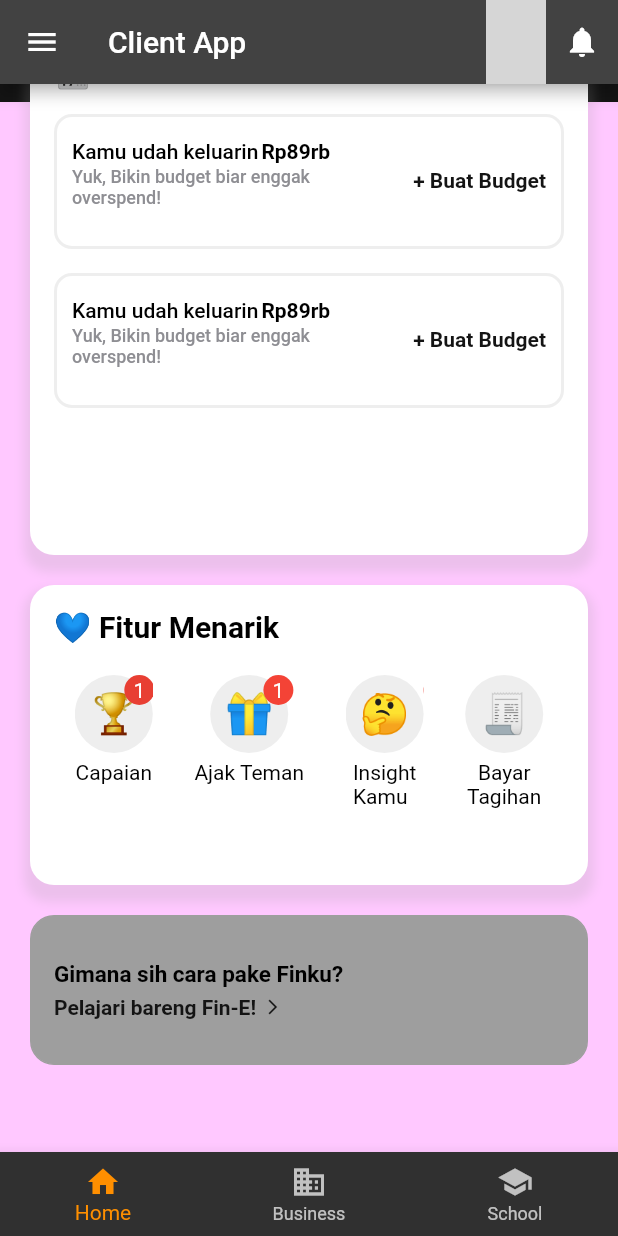
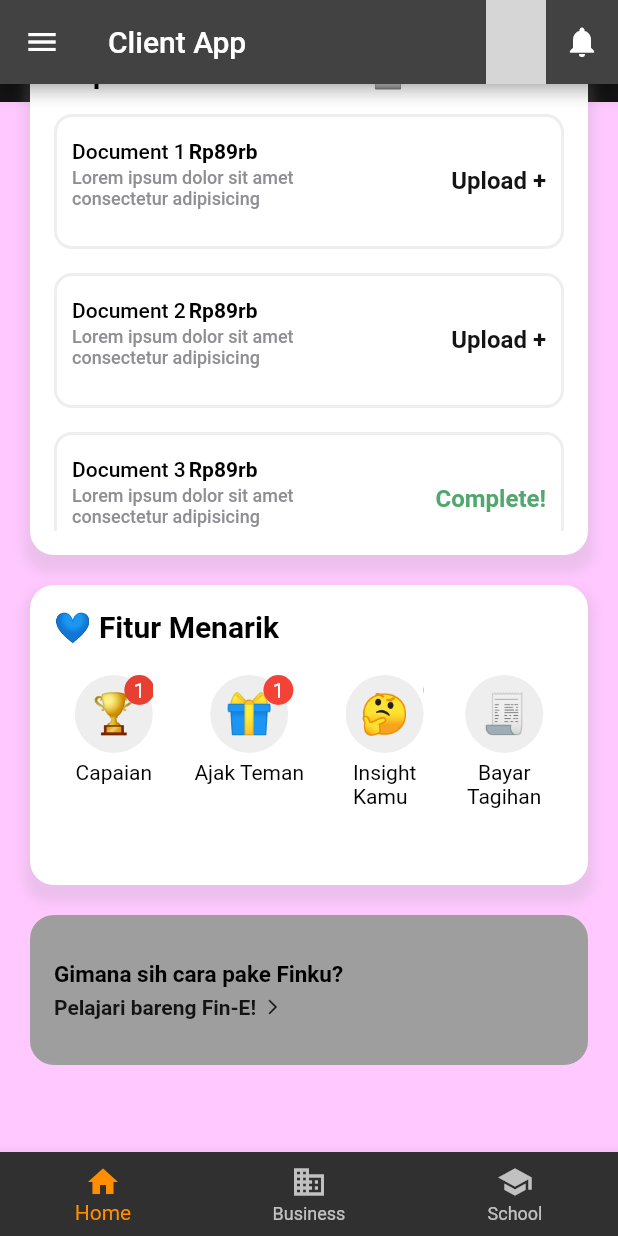
Before and after one commit to AlulaLeak/client-financing-application, a Flutter app: the screen it shows once a user with an empty profile is signed in, scrolled down 388 dp, on a phone screen of 412 x 824 dp. Run offline on Flutter 3.47's test engine with Material 2 defaults, Android fonts, the phone set to English and light mode, and no system bars; our stand-ins replace firebase_auth, firebase_core; missing offline and left inert: flutterfire_ui; accounts and stored records are empty; network calls fail; statements that could not run were skipped; grey boxes are pictures that could not be loaded.

Commit message:
uploadeddocument card list adjustment - made dividers not by index but by using listview.separated instead. this way I can make index match array

```diff
--- a/lib/widgets/client_homepage/document_status_card.dart
+++ b/lib/widgets/client_homepage/document_status_card.dart
@@ -27,22 +27,20 @@ class DocumentStatusCard extends StatelessWidget {
             ),
           ),
         ),
-        child: ListView.builder(
-            itemCount: 5,
+        child: ListView.separated(
+            separatorBuilder: (context, index) {
+              return const Divider();
+            },
+            itemCount: 12,
             itemBuilder: (BuildContext ctxt, int index) {
               if (index == 0) {
                 return const Text(
-                  '🗓 Performa Bulan Ini',
+                  '- Uploaded Documents 📄',
                   style: TextStyle(
                     color: black,
                     fontSize: 20,
                     fontWeight: FontWeight.bold,
                   ),
-                );
-              }
-              if (index % 2 != 0) {
-                return const SizedBox(
-                  height: 16,
                 );
               }
               return Container(
@@ -69,16 +67,16 @@ class DocumentStatusCard extends StatelessWidget {
                   crossAxisAlignment: CrossAxisAlignment.start,
                   children: [
                     Row(
-                      children: const [
-                        Text("Kamu udah keluarin",
-                            style: TextStyle(
+                      children: [
+                        Text("Document $index",
+                            style: const TextStyle(
                                 color: black,
                                 fontSize: 14,
                                 fontWeight: FontWeight.w500)),
-                        SizedBox(
+                        const SizedBox(
                           width: 2,
                         ),
-                        Text("Rp89rb",
+                        const Text("Rp89rb",
                             style: TextStyle(
                                 color: black,
                                 fontSize: 14,
@@ -89,28 +87,37 @@ class DocumentStatusCard extends StatelessWidget {
                       height: 2,
                     ),
                     Row(
-                      children: const [
-                        SizedBox(
+                      children: [
+                        const SizedBox(
                           width: 200,
                           child: Text(
-                            "Yuk, Bikin budget biar enggak overspend!",
+                            "Lorem ipsum dolor sit amet consectetur adipisicing",
                             style: TextStyle(
                                 color: grey,
                                 fontSize: 12,
                                 fontWeight: FontWeight.w500),
                           ),
                         ),
-                        Spacer(),
+                        const Spacer(),
                         Padding(
-                          padding: EdgeInsets.only(bottom: 10),
-                          child: Text(
-                            '+ Buat Budget',
-                            style: TextStyle(
-                              color: primary,
-                              fontSize: 14,
-                              fontWeight: FontWeight.bold,
-                            ),
-                          ),
+                          padding: const EdgeInsets.only(bottom: 10),
+                          child: index % 3 == 0 + index
+                              ? const Text(
+                                  'Upload +',
+                                  style: TextStyle(
+                                    color: primary,
+                                    fontSize: 16,
+                                    fontWeight: FontWeight.bold,
+                                  ),
+                                )
+                              : const Text(
+                                  'Complete!',
+                                  style: TextStyle(
+                                    color: green,
+                                    fontSize: 16,
+                                    fontWeight: FontWeight.bold,
+                                  ),
+                                ),
                         ),
                       ],
                     ),
```
